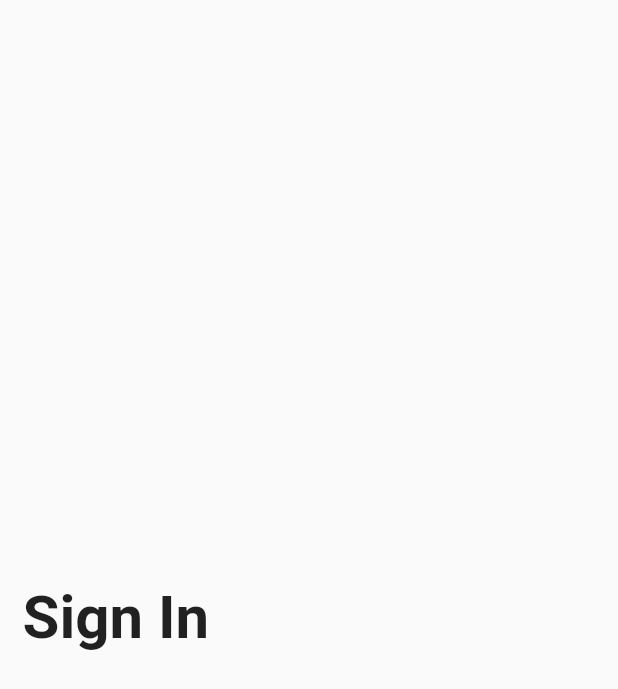
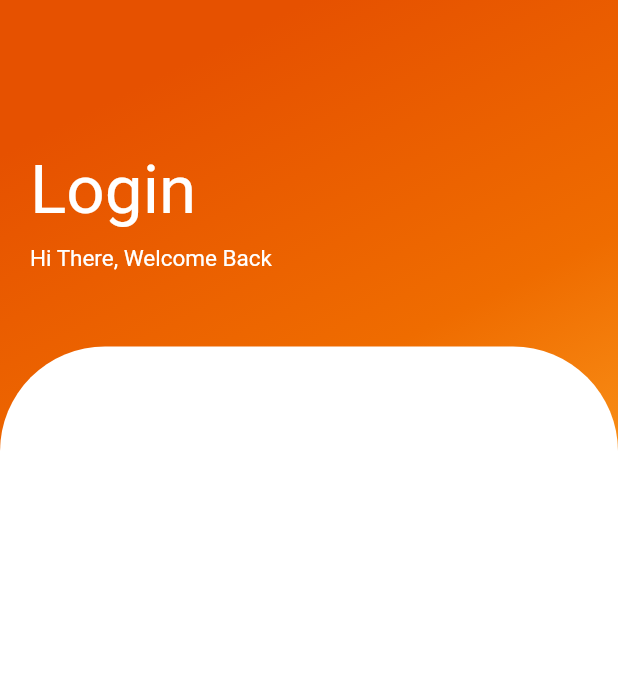
Before and after one commit to ekographs/mobiledeliveryapp, a Flutter app: the screen it shows after launch, item 2 of the bottom bar chosen, after a tap on "Proceed to Checkout", on a phone screen of 412 x 824 dp. Shown: the top 689 px of the screen. Run offline on Flutter 3.47's test engine with Material 2 defaults, Android fonts, the light colour scheme and no system bars; missing offline and left inert: dart:html.

Commit message:
login page in sight

```diff
--- a/lib/src/pages/login_page.dart
+++ b/lib/src/pages/login_page.dart
@@ -9,14 +9,45 @@ class _LoginPageState extends  State<LoginPage>{
   @override
   Widget build(BuildContext context){
     return Scaffold(
-      body: Padding(
-        padding: EdgeInsets.symmetric(horizontal: 15.0),
+      body: Container(
+        width: double.infinity,
+        decoration: BoxDecoration(
+        gradient: LinearGradient(
+        begin: Alignment.topCenter,
+        colors: [
+        Colors.orange[900],
+        Colors.orange[800],
+        Colors.orange[400]
+        ]
+      ),
+        ),
         child: Column(
-        mainAxisAlignment: MainAxisAlignment.center,
-          children: <Widget> [
-            Text("Sign In", style: TextStyle(fontSize: 40.0, fontWeight: FontWeight.bold,),),
+          crossAxisAlignment: CrossAxisAlignment.start,
+          children: <Widget>[
+            SizedBox(height: 80,),
+            Padding(
+            padding: EdgeInsets.all(20),
+            child: Column(
+            crossAxisAlignment: CrossAxisAlignment.start,
+            children: <Widget>[
+              Text("Login", style: TextStyle(color: Colors.white, fontSize: 45),),
+              SizedBox(height: 10,),
+              Text("Hi There, Welcome Back", style: TextStyle(color: Colors.white, fontSize: 15),),
+
           ],
-        ),
+            )
+            ),
+            SizedBox(height: 30,),
+            Expanded(
+                child: Container(
+                  decoration: BoxDecoration(
+                    color: Colors.white,
+                    borderRadius: BorderRadius.only(topLeft: Radius.circular(70), topRight: Radius.circular(70)),
+                  ),
+                ),
+            )
+          ],
+      ),
       ),
     );
   }
```
